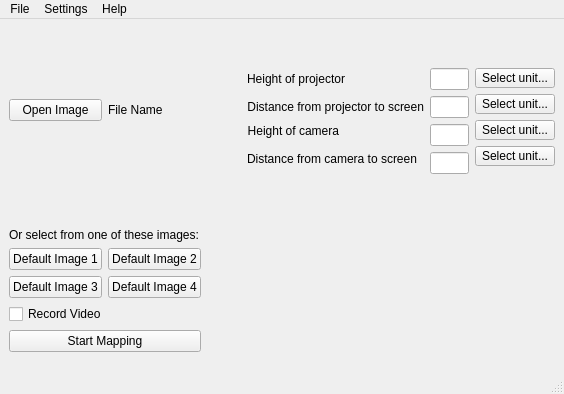
Before: the Qt Designer form mainwindow.ui in imlasky/LightMap, drawn with Qt 5.
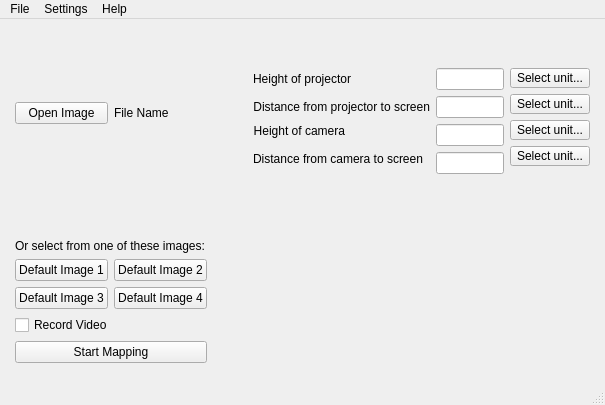
After: the same form once the commit is applied. Icons and pictures are not drawn.

The edit to the form file:
```diff
--- a/mainwindow.ui
+++ b/mainwindow.ui
@@ -6,8 +6,8 @@
    <rect>
     <x>0</x>
     <y>0</y>
-    <width>564</width>
-    <height>394</height>
+    <width>605</width>
+    <height>405</height>
    </rect>
   </property>
   <property name="windowTitle">
@@ -15,6 +15,12 @@
   </property>
   <widget class="QWidget" name="central_widget">
    <layout class="QGridLayout" name="gridLayout">
+    <property name="leftMargin">
+     <number>15</number>
+    </property>
+    <property name="rightMargin">
+     <number>15</number>
+    </property>
     <property name="bottomMargin">
      <number>20</number>
     </property>
@@ -207,45 +213,7 @@
         </item>
        </layout>
       </item>
-     </layout>
-    </item>
-    <item row="0" column="0">
-     <layout class="QVBoxLayout" name="vertical_layout_top">
       <item>
-       <widget class="QLabel" name="label_lightmap">
-        <property name="sizePolicy">
-         <sizepolicy hsizetype="Preferred" vsizetype="Preferred">
-          <horstretch>0</horstretch>
-          <verstretch>0</verstretch>
-         </sizepolicy>
-        </property>
-        <property name="text">
-         <string/>
-        </property>
-        <property name="pixmap">
-         <pixmap>LightMap.png</pixmap>
-        </property>
-        <property name="alignment">
-         <set>Qt::AlignHCenter|Qt::AlignTop</set>
-        </property>
-       </widget>
-      </item>
-     </layout>
-    </item>
-    <item row="1" column="0">
-     <spacer name="horizontal_spacer_light_map">
-      <property name="orientation">
-       <enum>Qt::Horizontal</enum>
-      </property>
-      <property name="sizeHint" stdset="0">
-       <size>
-        <width>40</width>
-        <height>20</height>
-       </size>
-      </property>
-     </spacer>
-    </item>
-    <item row="2" column="1">
      <layout class="QVBoxLayout" name="vertical_layout_select_unit">
       <item>
        <widget class="QPushButton" name="button_unit_projector_height">
@@ -321,13 +289,54 @@
      </layout>
     </item>
    </layout>
+    </item>
+    <item row="1" column="0">
+     <spacer name="horizontal_spacer_light_map">
+      <property name="orientation">
+       <enum>Qt::Horizontal</enum>
+      </property>
+      <property name="sizeHint" stdset="0">
+       <size>
+        <width>40</width>
+        <height>20</height>
+       </size>
+      </property>
+     </spacer>
+    </item>
+    <item row="0" column="0">
+     <layout class="QVBoxLayout" name="vertical_layout_top" stretch="0">
+      <property name="spacing">
+       <number>6</number>
+      </property>
+      <item>
+       <widget class="QLabel" name="label_lightmap">
+        <property name="sizePolicy">
+         <sizepolicy hsizetype="Preferred" vsizetype="Preferred">
+          <horstretch>0</horstretch>
+          <verstretch>0</verstretch>
+         </sizepolicy>
+        </property>
+        <property name="text">
+         <string/>
+        </property>
+        <property name="pixmap">
+         <pixmap>LightMap.png</pixmap>
+        </property>
+        <property name="alignment">
+         <set>Qt::AlignHCenter|Qt::AlignTop</set>
+        </property>
+       </widget>
+      </item>
+     </layout>
+    </item>
+   </layout>
   </widget>
   <widget class="QMenuBar" name="menubar">
    <property name="geometry">
     <rect>
      <x>0</x>
      <y>0</y>
-     <width>564</width>
+     <width>605</width>
      <height>21</height>
     </rect>
    </property>
```
Left out of the diff: 3 changed lines with no effect on the pictures. Lines whose indentation alone changed are shown as unchanged.
